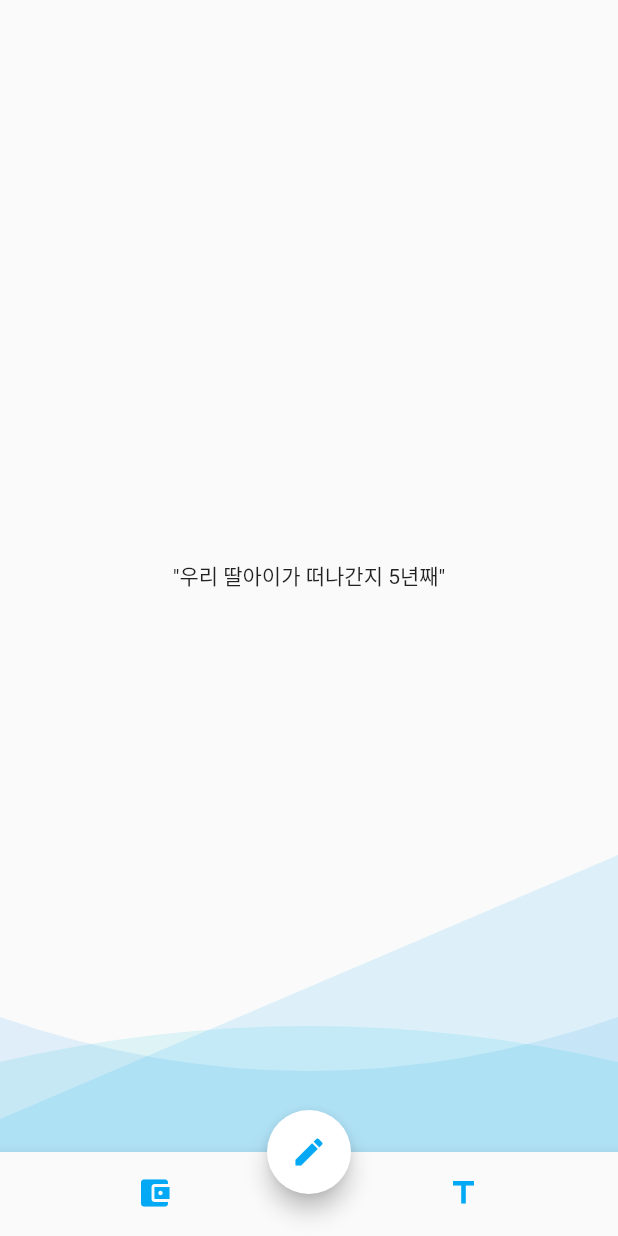
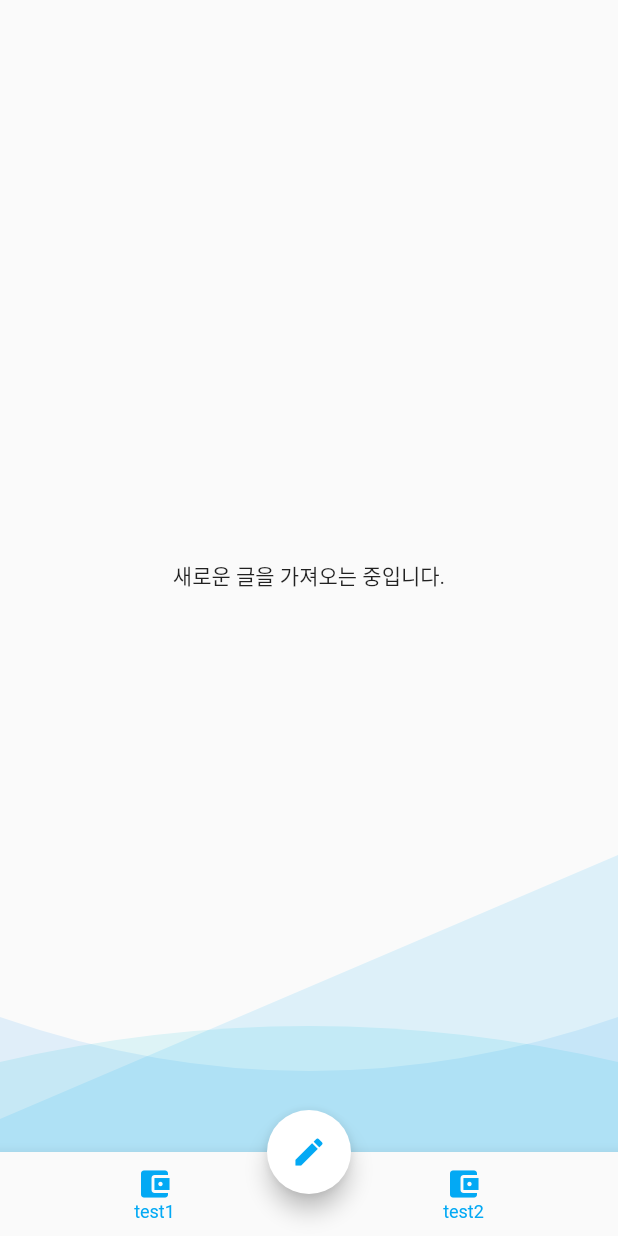
Before and after one commit to HwangSB/SimHae, a Flutter app: the screen it shows after launch, on a phone screen of 412 x 824 dp. Run offline on Flutter 3.47's test engine with Material 2 defaults, Android fonts, the phone set to English and light mode, and no system bars; our stand-ins replace simple_animations.

Commit message:
Update MainPage

```diff
--- a/lib/main.dart
+++ b/lib/main.dart
@@ -13,7 +13,6 @@ class MyApp extends StatelessWidget {
         brightness: Brightness.light,
       ),
       home: FancyBackgroundApp(),
-      debugShowCheckedModeBanner: false,
     );
   }
 }
@@ -39,10 +38,7 @@ class FancyBackgroundApp extends StatelessWidget {
         child: Stack(
           children: <Widget>[
             Positioned.fill(
-              child: PageView.builder(
-                controller: PageController(),
-                itemBuilder: (_, int index) => pages[index % 2],
-              ),
+              child: Test(),
             ),
             onBottom(AnimatedWave(
               color: Colors.blue.withAlpha(30),
@@ -66,8 +62,9 @@ class FancyBackgroundApp extends StatelessWidget {
       ),
       bottomNavigationBar: BottomNavigationBar(
         selectedItemColor: Colors.lightBlue,
-        showSelectedLabels: false,
-        showUnselectedLabels: false,
+        unselectedItemColor: Colors.lightBlue,
+        selectedFontSize: 12,
+        unselectedFontSize: 12,
         currentIndex: 0,
         items: <BottomNavigationBarItem>[
           BottomNavigationBarItem(
@@ -75,14 +72,14 @@ class FancyBackgroundApp extends StatelessWidget {
               Icons.account_balance_wallet,
               color: Colors.lightBlue,
             ),
-            title: Text(''),
+            title: Text('test1'),
           ),
           BottomNavigationBarItem(
             icon: Icon(
-              Icons.title,
+              Icons.account_balance_wallet,
               color: Colors.lightBlue,
             ),
-            title: Text(''),
+            title: Text('test2'),
           ),
         ],
       ),
@@ -98,10 +95,36 @@ class FancyBackgroundApp extends StatelessWidget {
     );
   }
 
-  onBottom(Widget child) => Positioned.fill(
-        child: Align(
-          alignment: Alignment.bottomCenter,
-          child: child,
+  Positioned onBottom(Widget child) {
+    return Positioned.fill(
+      child: Align(
+        alignment: Alignment.bottomCenter,
+        child: child,
+      ),
+    );
+  }
+}
+
+class Test extends StatefulWidget {
+  Test({Key key}) : super(key: key);
+
+  @override
+  TestState createState() => TestState();
+}
+
+class TestState extends State<Test> {
+  @override
+  Widget build(BuildContext context) {
+    return Dismissible(
+      key: ValueKey(''),
+      direction: DismissDirection.startToEnd,
+      onDismissed: (DismissDirection direction) {},
+      background: Test(),
+      child: Center(
+        child: Text(
+          '새로운 글을 가져오는 중입니다.',
         ),
-      );
+      ),
+    );
+  }
 }
```
Also changed, not shown: lib/animated_wave.dart (+19 -10 lines).
